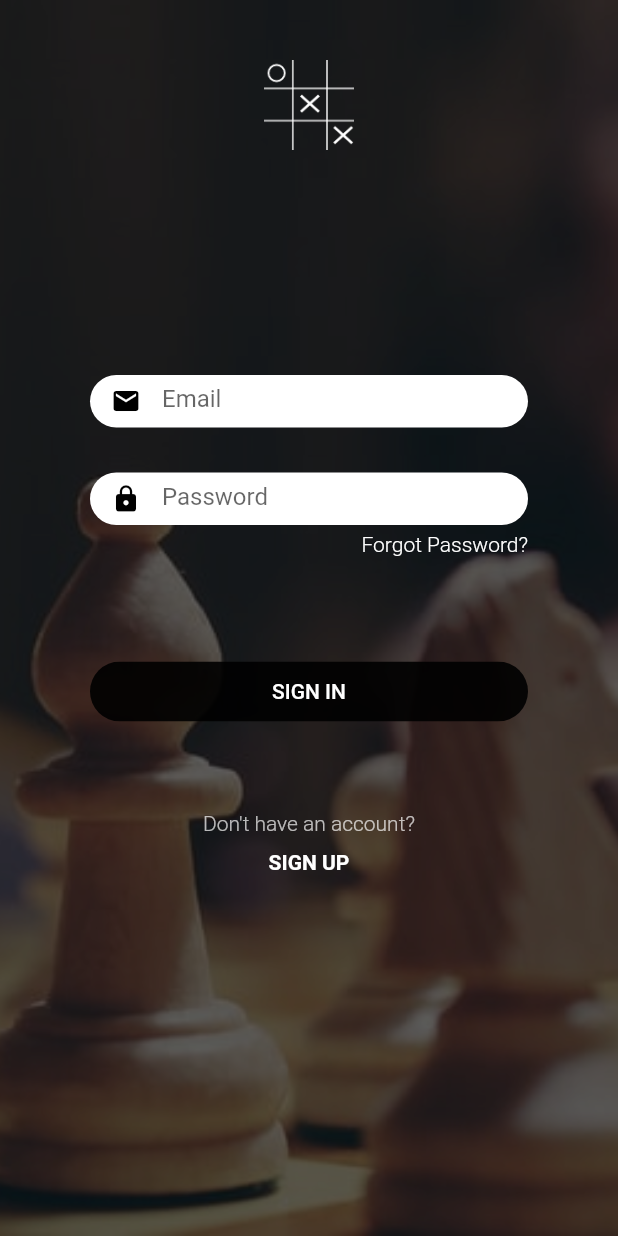
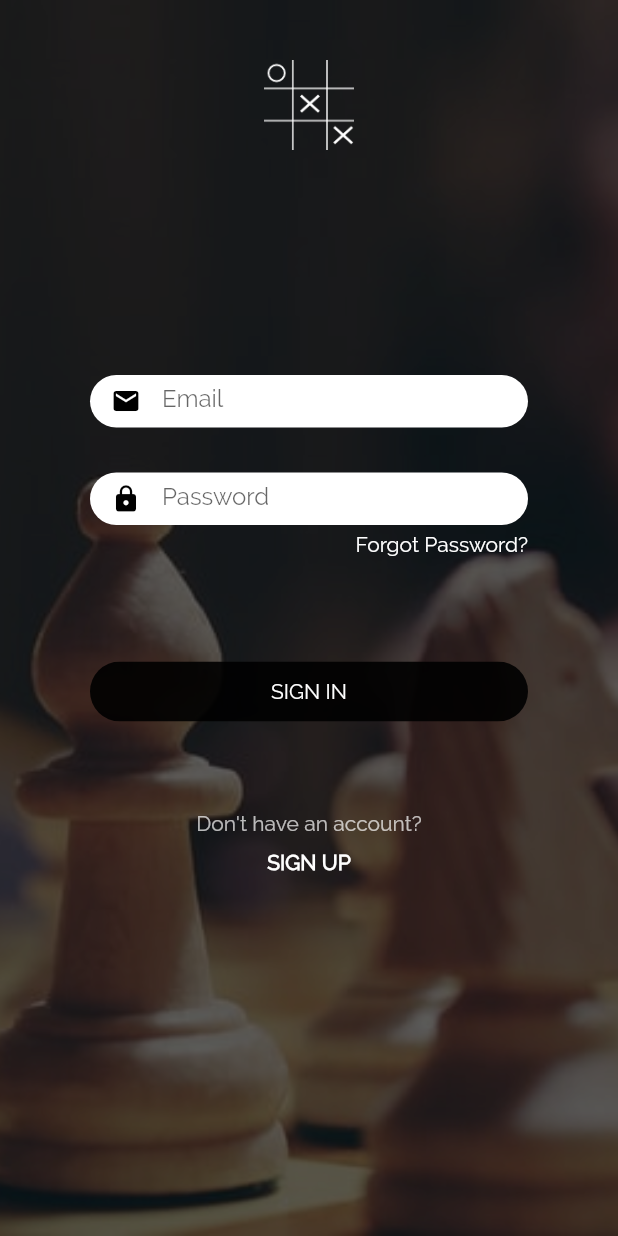
Before and after one commit to gyatashoa/Tic-tac-toe-flutter, a Flutter app: the screen it shows after launch, on a phone screen of 412 x 824 dp. Run offline on Flutter 3.47's test engine with Material 2 defaults, Android fonts, the phone set to English and light mode, and no system bars.

Commit message:
fonts changes done

```diff
--- a/lib/views/login.dart
+++ b/lib/views/login.dart
@@ -47,6 +47,7 @@ class Login extends StatelessWidget {
                       alignment: Alignment.centerRight,
                       child: Text("Forgot Password?",
                           style: TextStyle(
+                            fontFamily: "Raleway",
                               color: Colors.white,
                               fontSize: 14,
                               fontWeight: FontWeight.w300)),
@@ -61,7 +62,9 @@ class Login extends StatelessWidget {
                           onPressed: () {},
                           child: Text(
                             "SIGN IN",
-                            style: TextStyle(color: Colors.white),
+                            style: TextStyle(
+                              fontFamily: "Raleway",
+                              color: Colors.white),
                           ),
                           color: Colors.black.withOpacity(0.9),
                         ),
@@ -73,6 +76,7 @@ class Login extends StatelessWidget {
                 Text(
                   "Don't have an account?",
                   style: TextStyle(
+                    fontFamily: "Raleway",
                       color: Colors.white.withOpacity(0.7),
                       fontSize: 14,
                       fontWeight: FontWeight.w300),
@@ -82,6 +86,7 @@ class Login extends StatelessWidget {
                     onTap: () {},
                     child: Text("SIGN UP",
                         style: TextStyle(
+                          fontFamily: "Raleway",
                             fontWeight: FontWeight.w600, color: Colors.white))),
                 SizedBox(
                   height: 10,
--- a/lib/views/splash.dart
+++ b/lib/views/splash.dart
@@ -44,7 +44,8 @@ class _SplashScreenState extends State<SplashScreen> {
       return TextStyle(
         color: Colors.white,
         fontSize: 30,
-        fontWeight: FontWeight.w300
+        fontWeight: FontWeight.w300,
+        fontFamily: "Raleway"
       );
     }
 }
--- a/lib/widgets/customTextField.dart
+++ b/lib/widgets/customTextField.dart
@@ -17,6 +17,9 @@ class CustomTextField extends StatelessWidget {
         cursorColor: Colors.black,
         decoration: InputDecoration(
             hintText: hintText,
+            hintStyle: TextStyle(
+              fontFamily: "Raleway"
+            ),
             border: InputBorder.none,
             prefixIcon: Icon(
               icon,
```
Also changed, not shown: pubspec.yaml (+4 -4 lines).
